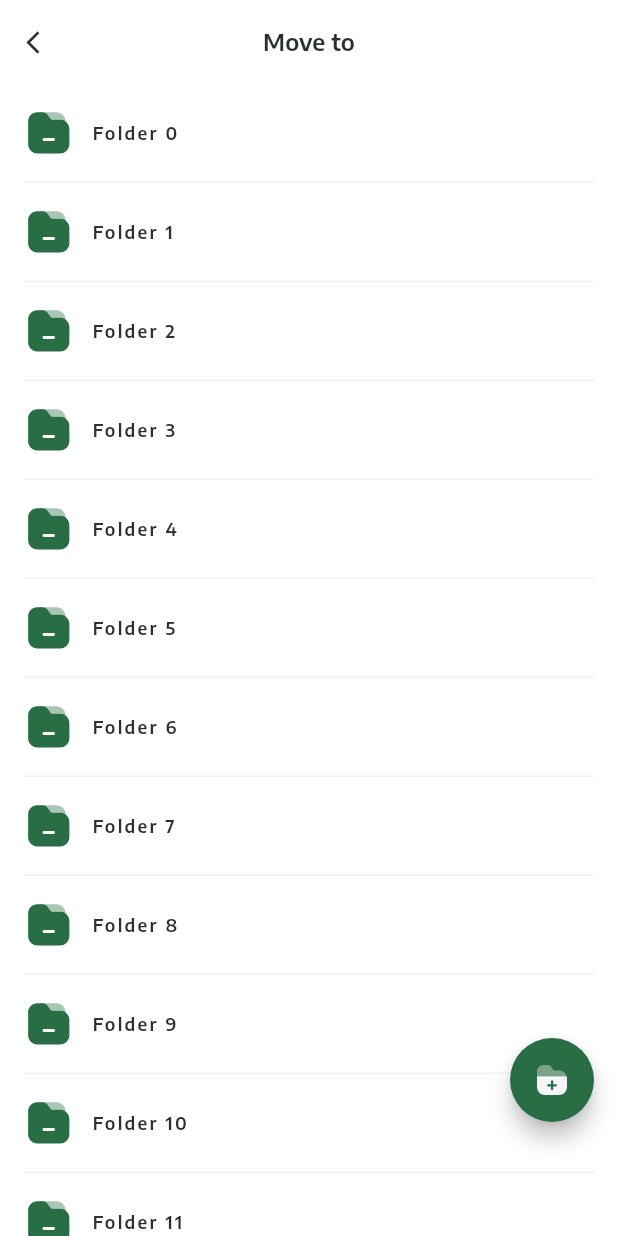
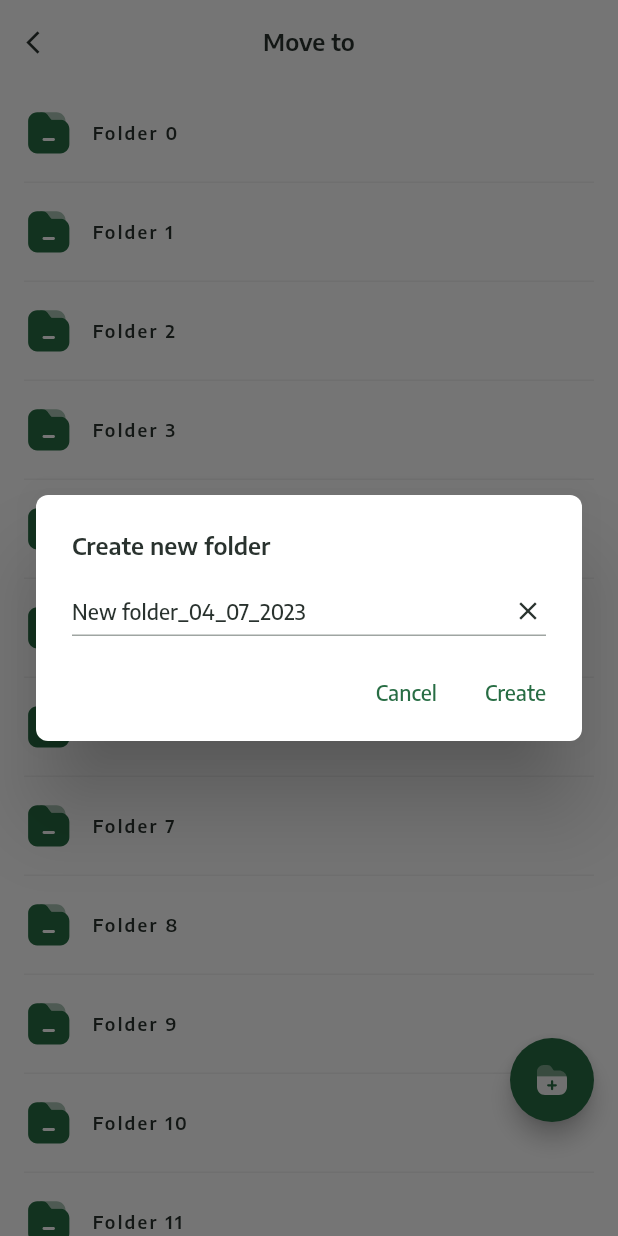
Before and after one commit to WalterDinh/ocr_scan, a Flutter app: the MoveFileScreen screen opened by its route, after a tap on an icon or button, on a phone screen of 412 x 824 dp. Run offline on Flutter 3.47's test engine with Material 2 defaults, Android fonts, the phone set to English and light mode, and no system bars; our stand-ins replace bloc, cached_network_image, dio, flutter_bloc, flutter_svg, image_cropper and 8 more; missing offline and left inert: flutter_pdfview, photo_manager; accounts and stored records are empty; generated files the repository leaves out were written again.

Commit message:
create modal folder

```diff
--- /dev/null
+++ b/lib/ui/modals/create_folder_modal.dart
@@ -0,0 +1,117 @@
+import 'package:flutter/material.dart';
+import 'package:my_app/configs/colors.dart';
+import 'package:my_app/core/values/app_values.dart';
+import 'package:my_app/ui/widgets/ripple.dart';
+import 'package:my_app/ui/widgets/spacer.dart';
+
+class ModalCreateFolder extends StatefulWidget {
+  final String initialValue;
+  final Function(String text) onSummit;
+
+  const ModalCreateFolder(
+      {Key? key, required this.initialValue, required this.onSummit})
+      : super(key: key);
+
+  @override
+  ModalCreateFolderState createState() => ModalCreateFolderState();
+}
+
+class ModalCreateFolderState extends State<ModalCreateFolder> {
+  late TextEditingController _controller;
+  String text = '';
+
+  @override
+  void initState() {
+    super.initState();
+    setState(() {
+      text = widget.initialValue;
+    });
+    _controller = TextEditingController(text: widget.initialValue);
+  }
+
+  @override
+  Widget build(BuildContext context) {
+    return AlertDialog(
+      shape: const RoundedRectangleBorder(
+          borderRadius: BorderRadius.all(Radius.circular(8.0))),
+      insetPadding: const EdgeInsets.all(24.0),
+      titlePadding: const EdgeInsets.fromLTRB(24, 24, 24, 0),
+      title: Text(
+        'Create new folder',
+        style: Theme.of(context).textTheme.labelLarge,
+      ),
+      contentPadding: const EdgeInsets.fromLTRB(24, 16, 24, 24),
+      content: SizedBox(
+        width: double.maxFinite,
+        child: TextField(
+          onChanged: (value) {
+            setState(() {
+              text = value;
+            });
+          },
+          cursorColor: AppColors.black,
+          decoration: InputDecoration(
+            isDense: true,
+            suffixIconConstraints:
+                const BoxConstraints(minHeight: 24, minWidth: 24),
+            suffixIcon: text.isNotEmpty
+                ? Ripple(
+                    rippleRadius: AppValues.iconSize_14,
+                    onTap: () {
+                      _controller.text = '';
+                    },
+                    child: const Icon(
+                      Icons.close,
+                      size: AppValues.iconSize_20,
+                      color: AppColors.black,
+                    ))
+                : null,
+            contentPadding: const EdgeInsets.fromLTRB(0, 8, 12, 8),
+            focusedBorder: UnderlineInputBorder(
+              borderSide: BorderSide(color: Theme.of(context).primaryColor),
+            ),
+            border: UnderlineInputBorder(
+              borderSide: BorderSide(color: Theme.of(context).primaryColor),
+            ),
+            enabledBorder: const UnderlineInputBorder(
+              borderSide: BorderSide(color: AppColors.semiGrey),
+            ),
+            errorBorder: InputBorder.none,
+            disabledBorder: InputBorder.none,
+          ),
+          controller: _controller,
+        ),
+      ),
+      actionsPadding: const EdgeInsets.fromLTRB(0, 4, 24, 24),
+      actions: [
+        Ripple(
+          onTap: () {
+            Navigator.of(context).pop();
+          },
+          child: Text(
+            'Cancel',
+            style: Theme.of(context)
+                .textTheme
+                .labelMedium!
+                .copyWith(color: Theme.of(context).primaryColor),
+          ),
+        ),
+        const HSpacer(16),
+        Ripple(
+          onTap: () {
+            String editedText = _controller.text;
+            widget.onSummit(editedText);
+            Navigator.of(context).pop();
+          },
+          child: Text(
+            'Create',
+            style: Theme.of(context)
+                .textTheme
+                .labelMedium!
+                .copyWith(color: Theme.of(context).primaryColor),
+          ),
+        ),
+      ],
+    );
+  }
+}
--- a/lib/ui/screens/move_file/move_file.dart
+++ b/lib/ui/screens/move_file/move_file.dart
@@ -8,6 +8,8 @@ import 'package:my_app/core/values/app_values.dart';
 import 'package:my_app/ui/widgets/item_folder_list.dart';
 import 'package:my_app/ui/widgets/main_app_bar.dart';
 import 'package:my_app/ui/widgets/spacer.dart';
+
+import '../../modals/create_folder_modal.dart';
 part 'sections/empty_folder.dart';
 part 'sections/list_folder.dart';
 
@@ -28,7 +30,17 @@ class _MoveFileScreenState extends State<MoveFileScreen> {
     super.initState();
   }
 
-  void _onOpenModalCreateFolder() {}
+  void _onOpenModalCreateFolder() {
+    showDialog(
+      context: context,
+      builder: (BuildContext context) {
+        return ModalCreateFolder(
+          onSummit: (text) => {},
+          initialValue: 'New folder_04_07_2023',
+        );
+      },
+    );
+  }
 
   @override
   Widget build(BuildContext context) {
--- a/lib/ui/screens/my_folder/my_folder.dart
+++ b/lib/ui/screens/my_folder/my_folder.dart
@@ -5,6 +5,7 @@ import 'package:flutter_svg/flutter_svg.dart';
 import 'package:my_app/configs/colors.dart';
 import 'package:my_app/configs/images.dart';
 import 'package:my_app/core/values/app_values.dart';
+import 'package:my_app/ui/modals/create_folder_modal.dart';
 import 'package:my_app/ui/widgets/item_my_folder_list.dart';
 import 'package:my_app/ui/widgets/main_app_bar.dart';
 import 'package:my_app/ui/widgets/spacer.dart';
@@ -28,7 +29,17 @@ class _MyFolderScreenState extends State<MyFolderScreen> {
     super.initState();
   }
 
-  void _onOpenModalCreateFolder() {}
+  void _onOpenModalCreateFolder() {
+    showDialog(
+      context: context,
+      builder: (BuildContext context) {
+        return ModalCreateFolder(
+          onSummit: (text) => {},
+          initialValue: 'New folder_04_07_2023',
+        );
+      },
+    );
+  }
 
   @override
   Widget build(BuildContext context) {
```
